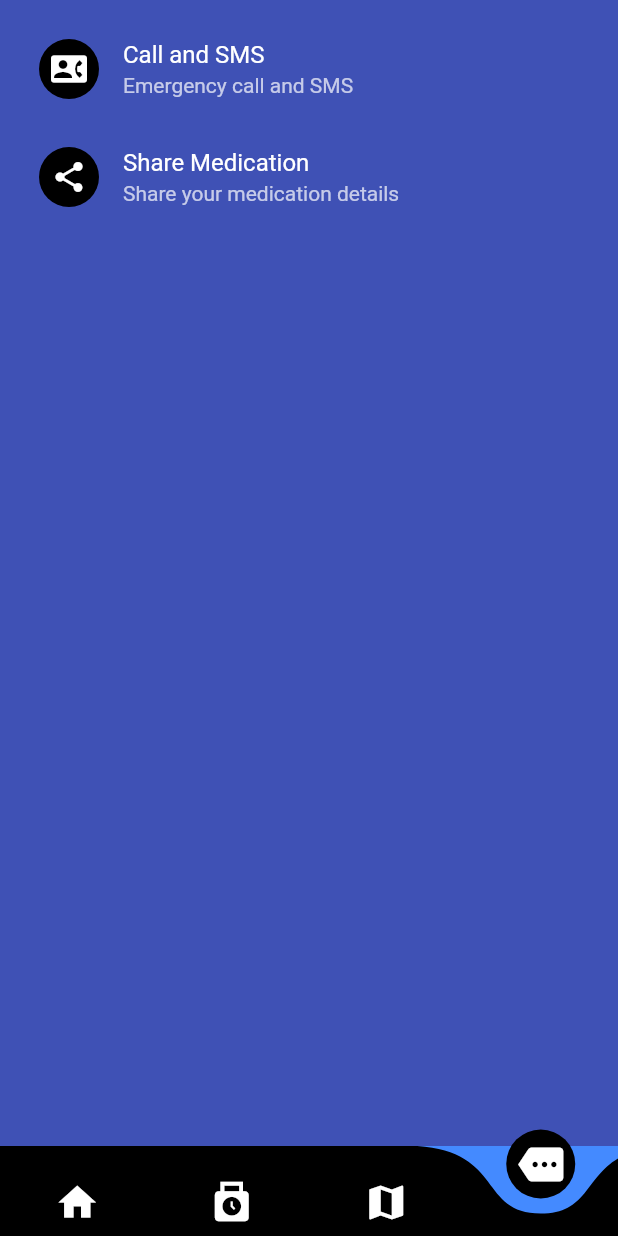
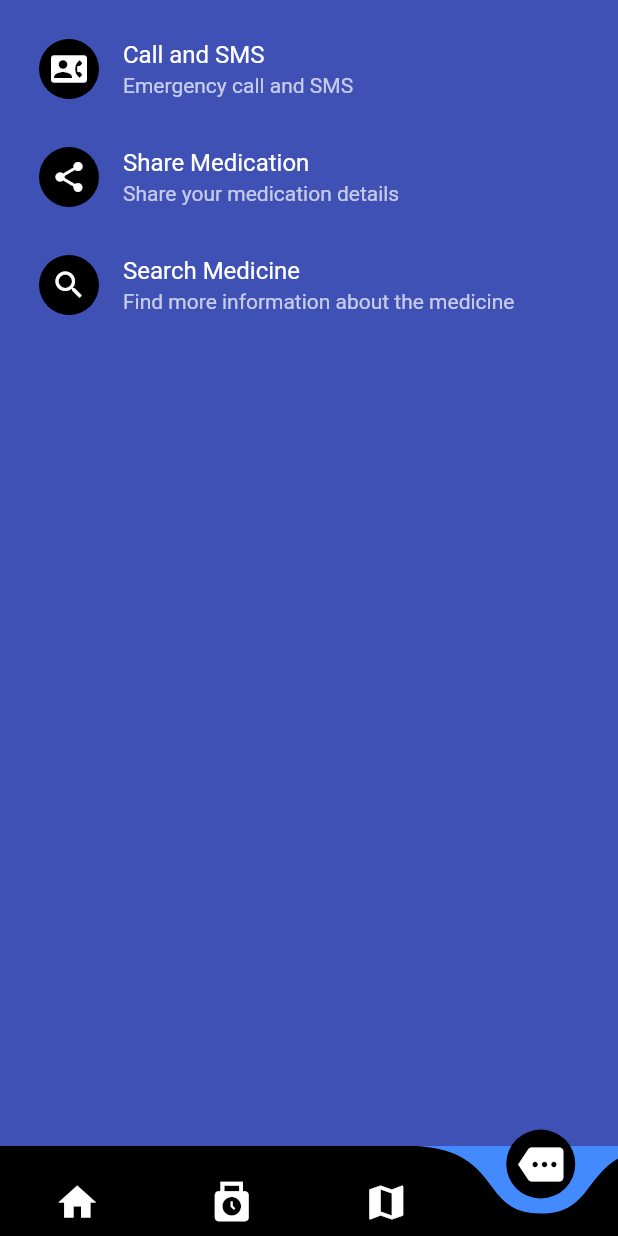
Before and after one commit to Ashmit101/mymeds, a Flutter app: the screen it shows after launch, item 4 of the bottom bar chosen, on a phone screen of 412 x 824 dp. Run offline on Flutter 3.47's test engine with Material 2 defaults, Android fonts, the phone set to English and light mode, and no system bars; drawn by our look-alikes of curved_navigation_bar; our stand-ins replace cloud_firestore, firebase_core, get, location, share_plus, webview_flutter; missing offline and left inert: flutter_sms, fluttercontactpicker; accounts and stored records are empty.

Commit message:
Add Web Search

```diff
--- a/lib/screens/more.dart
+++ b/lib/screens/more.dart
@@ -1,6 +1,7 @@
 import 'package:flutter/material.dart';
 import 'package:my_meds/screens/more/contactSMS.dart';
 import 'package:get/get.dart';
+import 'package:my_meds/screens/more/search.dart';
 import 'package:my_meds/screens/more/shareMedication.dart';
 import 'package:share_plus/share_plus.dart';
 
@@ -30,6 +31,15 @@ class More extends StatelessWidget {
             shareMed(medicationList);
           },
     ),
+            ListTile(
+
+          leading: const CircleAvatar(child: Icon(Icons.search)),
+          title: const Text('Search Medicine'),
+          subtitle: const Text('Find more information about the medicine'),
+          onTap: () {
+            Get.to(WebSearch());
+          },
+    ),
         ],
       );
   }
--- a/pubspec.yaml
+++ b/pubspec.yaml
@@ -44,6 +44,7 @@ dependencies:
   flutter_sms: ^2.3.3
   location: ^4.4.0
   share_plus: ^6.2.0
+  webview_flutter: ^3.0.4
 
 dev_dependencies:
   flutter_test:
```
Also changed, not shown: lib/screens/more/search.dart (+31 -0 lines), pubspec.lock, 1 other file.
